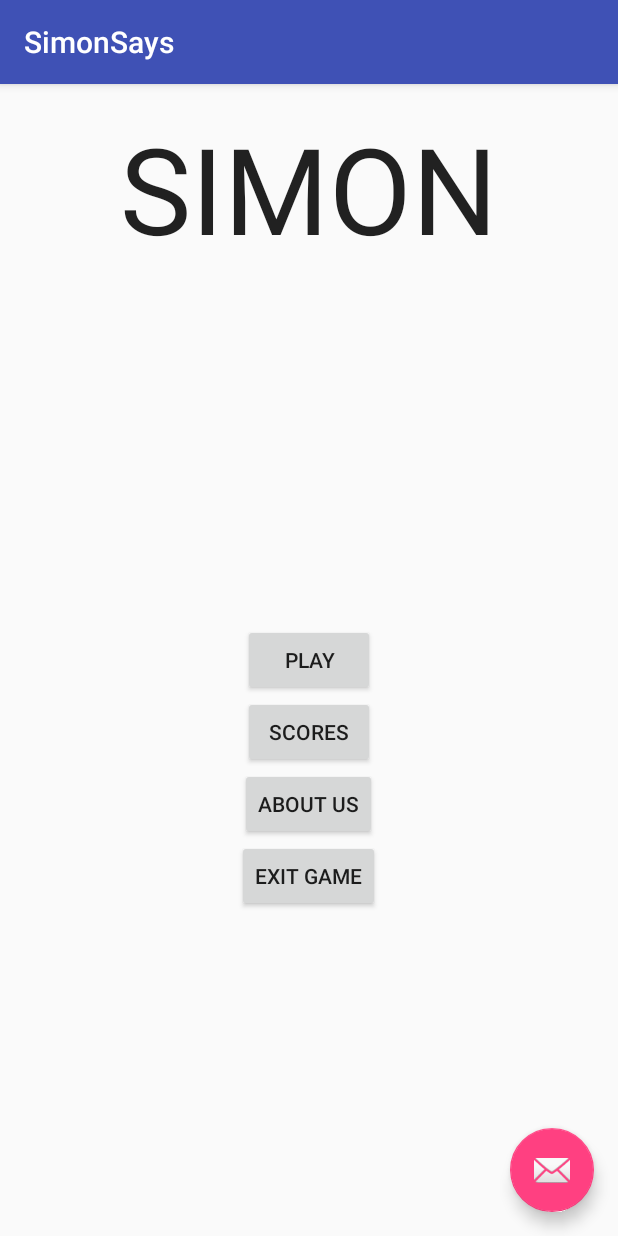
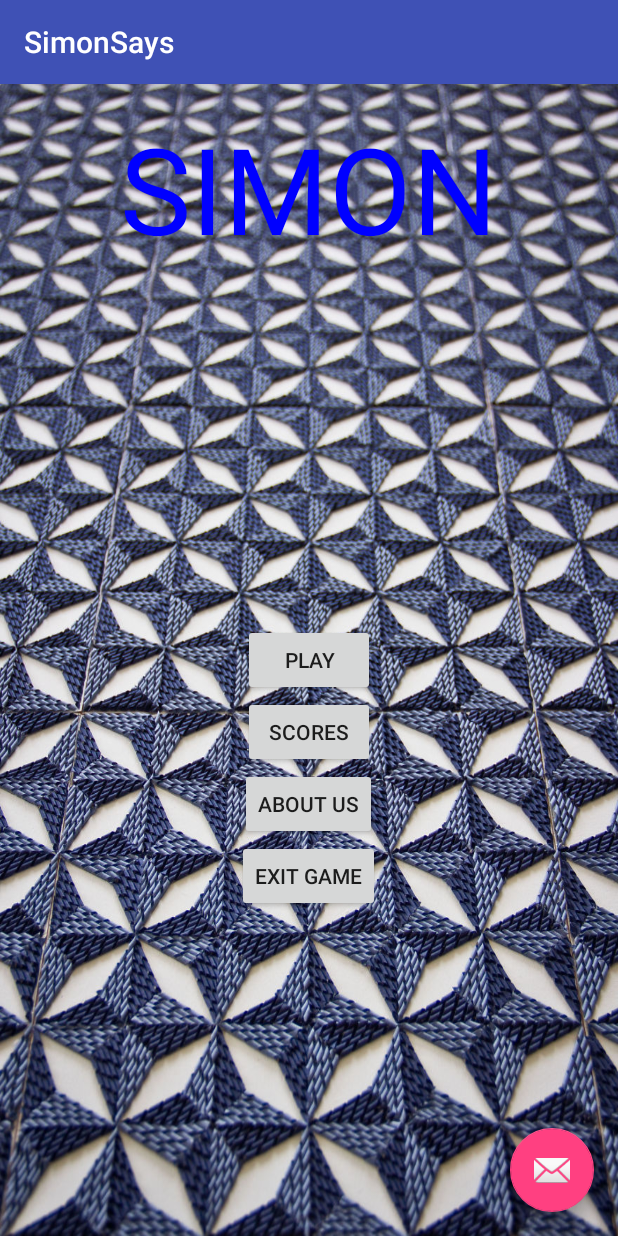
Before and after one commit to Naxess/SimonSays, an Android app: the screen it shows after launch (HomePage), on a phone screen of 412 x 824 dp. Run offline under Robolectric (Android 15) with nearby library versions, the phone set to English and light mode, and no system bars.

Commit message:
4/10/2016

```diff
--- a/app/src/main/res/layout/content_home_page.xml
+++ b/app/src/main/res/layout/content_home_page.xml
@@ -4,6 +4,7 @@
     xmlns:tools="http://schemas.android.com/tools"
     android:layout_width="match_parent"
     android:layout_height="match_parent"
+    android:background="@drawable/background"
     android:paddingBottom="@dimen/activity_vertical_margin"
     android:paddingLeft="@dimen/activity_horizontal_margin"
     android:paddingRight="@dimen/activity_horizontal_margin"
@@ -42,6 +43,7 @@
         android:layout_height="wrap_content"
         android:textAppearance="?android:attr/textAppearanceLarge"
         android:text="SIMON"
+        android:textColor="#0000ff"
         android:textAlignment="center"
         android:textSize="80dp"
         android:id="@+id/title"
```
Also changed, not shown: app/src/main/res/drawable/background.jpg (added).
